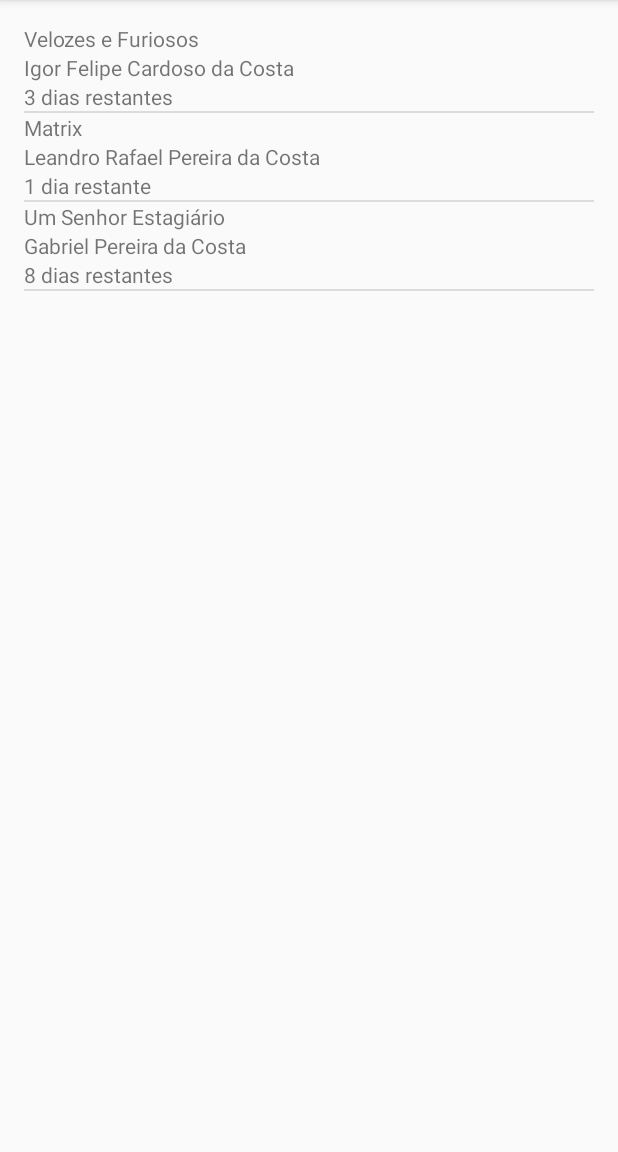
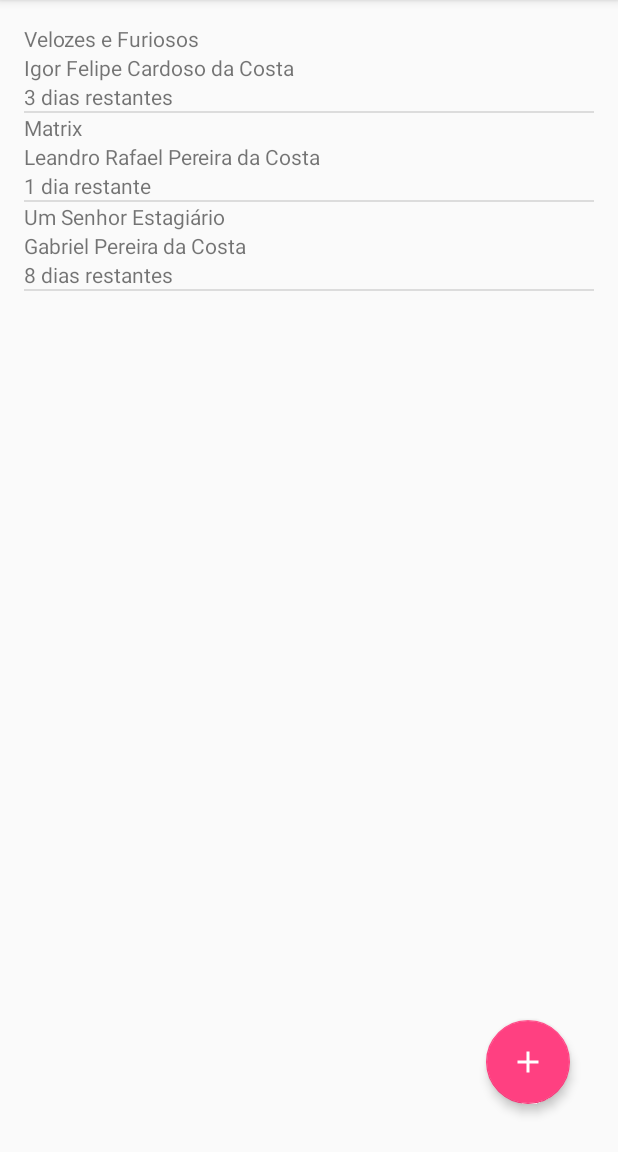
Before and after one commit to gabrielpcosta18/TAPRentalAndroid, an Android app: the screen it shows after launch (MainActivity), on a phone screen of 412 x 824 dp, the part 84-1236 px from its top. Run offline under Robolectric (Android 15) with nearby library versions, the phone set to English and light mode, and no system bars.

Commit message:
Funcionalidade de Alugar disponível

```diff
--- a/TAPRental/app/src/main/java/br/edu/ufam/icomp/taprental/MainActivity.java
+++ b/TAPRental/app/src/main/java/br/edu/ufam/icomp/taprental/MainActivity.java
@@ -34,7 +34,6 @@
 public class MainActivity extends AppCompatActivity
         implements NavigationView.OnNavigationItemSelectedListener {
     private static final int REFRESH_LIST = 1;
-
     private ListView rentalList;
 
     @Override
@@ -49,14 +48,14 @@
         Toolbar toolbar = (Toolbar) findViewById(R.id.toolbar);
         setSupportActionBar(toolbar);
 
-        /*FloatingActionButton fab = (FloatingActionButton) findViewById(R.id.fab);
+        FloatingActionButton fab = (FloatingActionButton) findViewById(R.id.fabRentListAdd);
         fab.setOnClickListener(new View.OnClickListener() {
             @Override
             public void onClick(View view) {
-                Snackbar.make(view, "Replace with your own action", Snackbar.LENGTH_LONG)
-                        .setAction("Action", null).show();
+                Intent intent = new Intent(MainActivity.this, RentRegisterActivity.class);
+                startActivityForResult(intent, REFRESH_LIST);
             }
-        });*/
+        });
 
         DrawerLayout drawer = (DrawerLayout) findViewById(R.id.drawer_layout);
         ActionBarDrawerToggle toggle = new ActionBarDrawerToggle(
--- a/TAPRental/app/src/main/res/layout/activity_rent_register.xml
+++ b/TAPRental/app/src/main/res/layout/activity_rent_register.xml
@@ -45,7 +45,8 @@
         android:id="@+id/employeeReceptorContainer"
         android:layout_width="match_parent"
         android:layout_height="wrap_content"
-        android:orientation="vertical">
+        android:orientation="vertical"
+        android:visibility="invisible">
 
         <TextView
             android:id="@+id/txtEmployeeReceptor"
--- a/TAPRental/app/src/main/res/layout/content_main.xml
+++ b/TAPRental/app/src/main/res/layout/content_main.xml
@@ -17,4 +17,19 @@
         android:layout_width="match_parent"
         android:layout_height="match_parent"
         android:id="@+id/rentalList"></ListView>
+
+    <android.support.design.widget.FloatingActionButton
+        android:id="@+id/fabRentListAdd"
+        android:layout_width="wrap_content"
+        android:layout_height="wrap_content"
+        android:layout_alignParentBottom="true"
+        android:layout_alignParentRight="true"
+        android:layout_marginBottom="16dp"
+        android:layout_marginRight="16dp"
+        android:clickable="true"
+        android:src="@drawable/ic_add_black_24dp"
+        android:tint="#ffffff"
+        app:elevation="4dp"
+        android:layout_gravity="bottom|end"
+        android:layout_margin="@dimen/fab_margin" />
 </RelativeLayout>
```
Also changed, not shown: TAPRental/app/src/main/assets/RentalApp.db.
